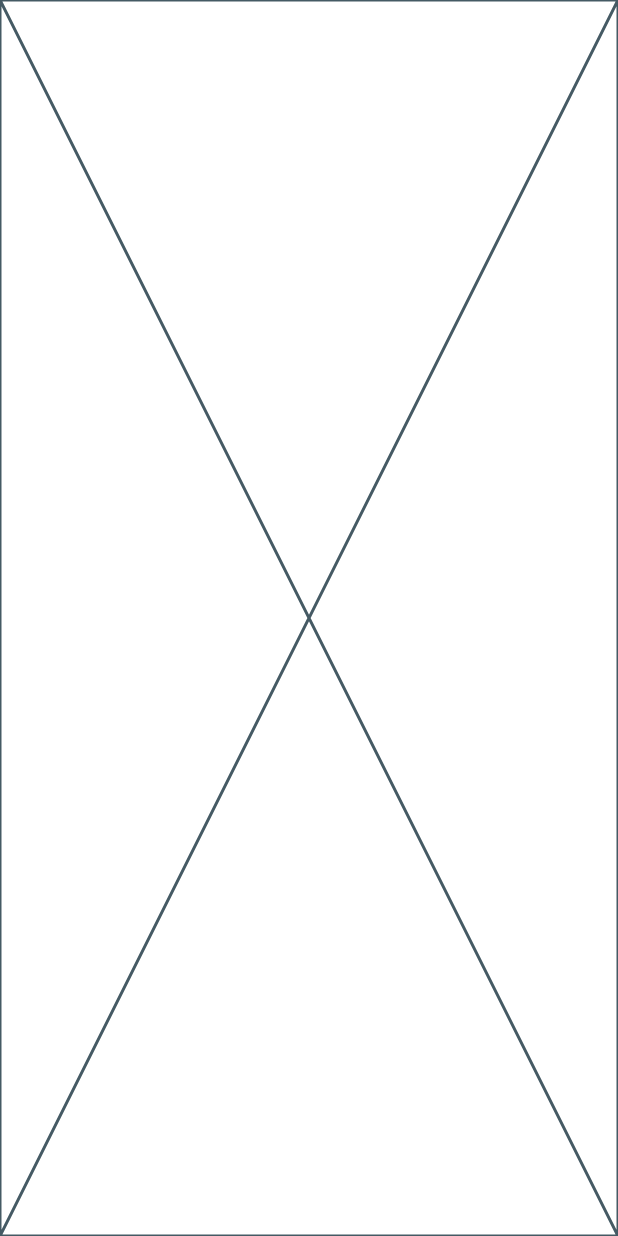
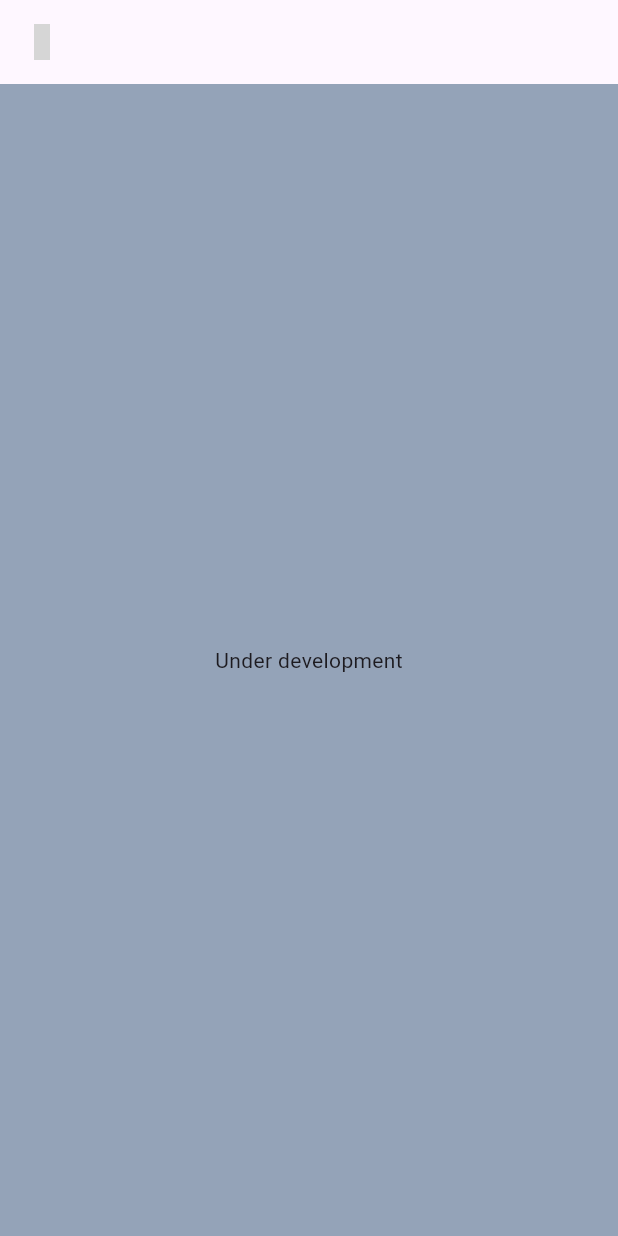
Before and after one commit to sooanurag/ecom_admin, a Flutter app: the screen it shows after launch, on a phone screen of 412 x 824 dp. Run offline on Flutter 3.47's test engine with Material 3 defaults, Android fonts, the phone set to English and light mode, and no system bars; our stand-ins replace firebase_core, get, iconsax; accounts and stored records are empty; generated files the repository leaves out were written again; grey boxes are pictures that could not be loaded.

Commit message:
Layout, routing setup

```diff
--- /dev/null
+++ b/lib/app.dart
@@ -0,0 +1,26 @@
+import 'package:ecom_admin/core/bindings/app_bindings.dart';
+import 'package:ecom_admin/core/routes/app_pages.dart';
+import 'package:flutter/material.dart';
+import 'package:get/route_manager.dart';
+
+class App extends StatelessWidget {
+  const App({super.key});
+
+  @override
+  Widget build(BuildContext context) {
+    return GetMaterialApp(
+      title: 'ecom_admin',
+      // theme-related
+      themeMode: ThemeMode.light,
+      // routing-releated
+      getPages: AppPages.routes,
+      initialRoute: AppRoutes.INITIAL,
+      unknownRoute: AppPages.unknownRoute,
+      navigatorObservers: [RouteObserver()],
+      defaultTransition: Transition.noTransition,
+      // others
+      initialBinding: AppBindings(),
+      debugShowCheckedModeBanner: false,
+    );
+  }
+}
--- /dev/null
+++ b/lib/core/bindings/app_bindings.dart
@@ -0,0 +1,9 @@
+import 'package:ecom_admin/core/common/widgets/layouts/bars/app_nav_rail/app_nav_rail_controller.dart';
+import 'package:get/get.dart';
+
+class AppBindings extends Bindings{
+  @override
+  void dependencies() {
+    Get.put(AppNavRailController(),permanent: true);
+  }
+}
--- /dev/null
+++ b/lib/core/common/widgets/layouts/bars/app_bar/app_bar.dart
@@ -0,0 +1,44 @@
+
+
+import 'package:ecom_admin/core/utils/constants/enums/app_enums.dart';
+import 'package:flutter/material.dart';
+import 'package:iconsax/iconsax.dart';
+
+class MAppBar extends StatelessWidget implements PreferredSizeWidget {
+  const MAppBar({super.key, this.scaffoldKey});
+  final GlobalKey<ScaffoldState>? scaffoldKey;
+
+  @override
+  Widget build(BuildContext context) {
+    return AppBar(
+      centerTitle: false,
+      automaticallyImplyLeading: false,
+      leading:
+          ScreenSize.of(context).isMobile
+              ? IconButton(
+                onPressed: () {
+                  //TODO: Appbar-leading-CTA
+                  Scaffold.maybeOf(context)?.openDrawer();
+                },
+                icon: Icon(Iconsax.menu),
+              )
+              : null,
+      title:
+          ScreenSize.of(context).isDesktop
+              ? TextFormField(
+                decoration: InputDecoration(
+                  hintText: 'Search',
+                  prefixIcon: Icon(Iconsax.search_normal),
+                  constraints: BoxConstraints(maxWidth: 400),
+                  border: OutlineInputBorder(
+                    borderRadius: BorderRadius.circular(8)
+                  )
+                ),
+              )
+              : null,
+    );
+  }
+
+  @override
+  Size get preferredSize => Size.fromHeight(kToolbarHeight);
+}
--- /dev/null
+++ b/lib/core/common/widgets/layouts/bars/app_nav_rail/app_nav_rail_controller.dart
@@ -0,0 +1,25 @@
+import 'package:ecom_admin/core/utils/constants/enums/app_enums.dart';
+import 'package:get/get.dart';
+
+class AppNavRailController extends GetxController {
+  final activeIndex = 0.obs;
+  final hoverIndex = Rx<int?>(null);
+
+  bool isActive(int index) => activeIndex.value == index;
+  bool isHovering(int index) => hoverIndex.value == index;
+  bool isNavRailRoute(String? routeName) => NavRailDestination.values.any((des) => des.routeName == routeName);
+
+  void jumpTo(int index) {
+    if (isActive(index)) return;
+
+    activeIndex.value = index;
+    if (ScreenSize.of(Get.context!).isMobile) Get.back(); // close-drawer
+    // routing-related
+    Get.toNamed(NavRailDestination.values[index].routeName);
+  }
+
+  void onHover(int index) {
+    if (!isActive(index)) hoverIndex.value = index;
+    // TODO: onHover
+  }
+}
--- /dev/null
+++ b/lib/core/common/widgets/layouts/templates/site_template.dart
@@ -0,0 +1,107 @@
+import 'package:ecom_admin/core/common/widgets/layouts/bars/app_nav_rail/app_nav_rail.dart';
+import 'package:ecom_admin/core/common/widgets/responsive/adaptive_layout_builder.dart';
+import 'package:ecom_admin/core/common/widgets/layouts/bars/app_bar/app_bar.dart';
+import 'package:ecom_admin/core/utils/constants/colors.dart';
+import 'package:flutter/material.dart';
+
+class SiteTemplate extends StatelessWidget {
+  const SiteTemplate({super.key, this.desktop, this.mobile, this.tablet});
+  final Widget? desktop;
+  final Widget? mobile;
+  final Widget? tablet;
+
+  @override
+  Widget build(BuildContext context) {
+    return AdaptiveLayoutBuilder(
+      desktop: _DesktopSiteTemplate(desktop),
+      tablet: _TabletSiteTemplate(tablet),
+      mobile: _MobileSiteTemplate(mobile),
+    );
+  }
+}
+
+class _DesktopSiteTemplate extends StatelessWidget {
+  const _DesktopSiteTemplate(this.body);
+  final Widget? body;
+
+  @override
+  Widget build(BuildContext context) {
+    return Scaffold(
+      body: Row(
+        children: [
+          AppNavRail(),
+          Expanded(
+            child:
+                Column(
+                  crossAxisAlignment: CrossAxisAlignment.start,
+                  children: [
+                    MAppBar(),
+                    Expanded(
+                      child: body ??
+                      ColoredBox(
+                        color: AppColors.secondaryLight,
+                        child: Center(child: Text('Under development')),
+                      ),
+                    ),
+                  ],
+                ),
+          ),
+        ],
+      ),
+    );
+
+  }
+}
+
+class _TabletSiteTemplate extends StatelessWidget {
+  const _TabletSiteTemplate(this.body);
+  final Widget? body;
+
+  @override
+  Widget build(BuildContext context) {
+    return Scaffold(
+      body: Row(
+        children: [
+          AppNavRail(),
+          Expanded(
+            child:
+                Column(
+                  crossAxisAlignment: CrossAxisAlignment.start,
+                  children: [
+                    MAppBar(),
+                    Expanded(
+                      child: body ??
+                      ColoredBox(
+                        color: AppColors.secondaryLight,
+                        child: Center(child: Text('Under development')),
+                      ),
+                    ),
+                  ],
+                ),
+          ),
+        ],
+      ),
+    );
+  }
+}
+
+class _MobileSiteTemplate extends StatelessWidget {
+  const _MobileSiteTemplate(this.body);
+  final Widget? body;
+
+  @override
+  Widget build(BuildContext context) {
+    return Scaffold(
+      appBar: MAppBar(),
+      drawer: Drawer(
+        child: AppNavRail(),
+      ),
+      body:
+          body ??
+          ColoredBox(
+            color: AppColors.secondaryLight,
+            child: Center(child: Text('Under development')),
+          ),
+    );
+  }
+}
--- /dev/null
+++ b/lib/core/common/widgets/responsive/adaptive_layout_builder.dart
@@ -0,0 +1,50 @@
+import 'package:ecom_admin/core/utils/constants/enums/app_enums.dart';
+import 'package:flutter/material.dart';
+
+/// A responsive layout widget that adapts its content based on screen size.
+/// Unlike LayoutBuilder, this widget is not dependent on parent constraints
+/// but rather uses the device's screen dimensions directly.
+///
+/// This widget automatically switches between desktop, tablet, and mobile layouts
+/// based on the following breakpoints:
+/// - Desktop: >= 1366px
+/// - Tablet: >= 768px and < 1366px
+/// - Mobile: < 768px
+
+class AdaptiveLayoutBuilder extends StatelessWidget {
+  const AdaptiveLayoutBuilder({
+    super.key,
+    required this.desktop,
+    required this.tablet,
+    required this.mobile,
+  });
+
+  /// The widget to display on desktop screens (>= 1366px)
+  final Widget desktop;
+
+  /// The widget to display on tablet screens (>= 768px and < 1366px)
+  final Widget tablet;
+
+  /// The widget to display on mobile screens (< 768px)
+  final Widget mobile;
+
+  @override
+  Widget build(BuildContext context) {
+    final screenSize = ScreenSize.of(context);
+    if (screenSize.isDesktop) {
+      return desktop;
+    } else if (screenSize.isTablet) {
+      return tablet;
+    } else if (screenSize.isMobile) {
+      return mobile;
+    } else {
+      return Text(screenSize.name);
+    }
+    // TODO:
+    // return switch (ss) {
+    //   ScreenSize.desktop => desktop,
+    //   ScreenSize.tablet => tablet,
+    //   ScreenSize.mobile => mobile,
+    // };
+  }
+}
--- /dev/null
+++ b/lib/core/routes/app_pages.dart
@@ -0,0 +1,16 @@
+import 'package:ecom_admin/core/common/widgets/layouts/templates/site_template.dart';
+import 'package:ecom_admin/core/routes/route_middleware.dart';
+import 'package:flutter/material.dart';
+import 'package:get/get_navigation/src/routes/get_route.dart';
+
+part 'app_routes.dart';
+
+abstract class AppPages{
+  AppPages._();
+
+  static GetPage<dynamic> get unknownRoute => GetPage(name: _Path.UNKNOWN, page: () => Center(child: Text('Page not found'),),);
+
+  static final List<GetPage<dynamic>> routes = [
+    GetPage(name: _Path.INITIAL, page: () => SiteTemplate(), middlewares: [AppRoutesMiddleware()]),
+  ];
+}
--- /dev/null
+++ b/lib/core/routes/app_routes.dart
@@ -0,0 +1,17 @@
+
+// ignore_for_file: constant_identifier_names
+
+part of 'app_pages.dart';
+
+abstract class AppRoutes {
+  AppRoutes._();
+
+  static const INITIAL = _Path.INITIAL;
+}
+
+abstract class _Path {
+  _Path._();
+
+  static const INITIAL = '/';
+  static const UNKNOWN = '/unknown';
+}
--- /dev/null
+++ b/lib/core/routes/route_middleware.dart
@@ -0,0 +1,11 @@
+import 'package:flutter/widgets.dart';
+import 'package:get/route_manager.dart';
+
+class AppRoutesMiddleware extends GetMiddleware{
+
+  @override
+  RouteSettings? redirect(String? route) {
+    debugPrint('------MIDDLEWARE---------');
+    return super.redirect(route);
+  }
+}
--- /dev/null
+++ b/lib/core/utils/constants/colors.dart
@@ -0,0 +1,59 @@
+import 'package:flutter/painting.dart';
+
+abstract class AppColors {
+  AppColors._();
+
+  // Primary Colors (Same for both themes)
+  static const primary = Color(0xFF2563EB);
+  static const primaryLight = Color(0xFF60A5FA);
+  static const primaryDark = Color(0xFF1E40AF);
+
+  // Secondary Colors (Same for both themes)
+  static const secondary = Color(0xFF64748B);
+  static const secondaryLight = Color(0xFF94A3B8);
+  static const secondaryDark = Color(0xFF475569);
+
+  // Status Colors (Same for both themes)
+  static const success = Color(0xFF22C55E);
+  static const error = Color(0xFFEF4444);
+  static const warning = Color(0xFFF59E0B);
+  static const info = Color(0xFF3B82F6);
+
+  // Light Theme Colors
+  static const lightBackground = Color(0xFFF8FAFC);
+  static const lightSurface = Color(0xFFFFFFFF);
+  static const lightCard = Color(0xFFFFFFFF);
+  static const lightTextPrimary = Color(0xFF1E293B);
+  static const lightTextSecondary = Color(0xFF64748B);
+  static const lightTextHint = Color(0xFF94A3B8);
+  static const lightBorder = Color(0xFFE2E8F0);
+  static const lightDivider = Color(0xFFE2E8F0);
+  static const lightHover = Color(0xFFF1F5F9);
+  static const lightActive = Color(0xFFE2E8F0);
+  static const lightScaffoldBackground = Color(0xFFF8FAFC);
+  static const lightAppBarBackground = Color(0xFFFFFFFF);
+  static const lightDrawerBackground = Color(0xFFFFFFFF);
+  static const lightCardShadow = Color(0x1A000000);
+
+  // Dark Theme Colors
+  static const darkBackground = Color(0xFF0F172A);
+  static const darkSurface = Color(0xFF1E293B);
+  static const darkCard = Color(0xFF1E293B);
+  static const darkTextPrimary = Color(0xFFF8FAFC);
+  static const darkTextSecondary = Color(0xFFCBD5E1);
+  static const darkTextHint = Color(0xFF94A3B8);
+  static const darkBorder = Color(0xFF334155);
+  static const darkDivider = Color(0xFF334155);
+  static const darkHover = Color(0xFF1E293B);
+  static const darkActive = Color(0xFF334155);
+  static const darkScaffoldBackground = Color(0xFF0F172A);
+  static const darkAppBarBackground = Color(0xFF1E293B);
+  static const darkDrawerBackground = Color(0xFF1E293B);
+  static const darkCardShadow = Color(0x1AFFFFFF);
+
+  // Common UI Element Colors
+  static const overlay = Color(0x80000000);
+  static const disabled = Color(0xFF94A3B8);
+  static const selected = Color(0xFF2563EB);
+  static const ripple = Color(0x1A000000);
+}
--- /dev/null
+++ b/lib/core/utils/constants/enums/app_enums.dart
@@ -0,0 +1,72 @@
+
+import 'package:flutter/material.dart';
+
+import 'package:ecom_admin/core/routes/app_pages.dart';
+import 'package:get/utils.dart';
+import 'package:iconsax/iconsax.dart';
+
+/// Enum representing different screen sizes based on width breakpoints.
+///
+/// This enum is used to determine the appropriate layout based on the screen width.
+/// The breakpoints are:
+/// - Desktop: >= 1366px
+/// - Tablet: >= 768px and < 1366px
+/// - Mobile: < 768px
+enum ScreenSize {
+  desktop(breakpoint: (lower: 1366, upper: double.infinity)),
+  tablet(breakpoint: (lower: 768, upper: 1366)),
+  mobile(breakpoint: (lower: double.negativeInfinity, upper: 768));
+
+  const ScreenSize({required this.breakpoint});
+
+  /// The width breakpoint range for this screen size
+  final ({double lower, double upper}) breakpoint;
+
+  /// Returns true if this is a desktop screen size
+  bool get isDesktop => this == desktop;
+
+  /// Returns true if this is a tablet screen size
+  bool get isTablet => this == tablet;
+
+  /// Returns true if this is a mobile screen size
+  bool get isMobile => this == mobile;
+
+  /// Returns true if this is a larger screen (desktop or tablet)
+  bool get isLargerScreen => isDesktop || isTablet;
+
+  /// Returns the current screen size for the given context
+  static ScreenSize of(BuildContext context) {
+    return fromWidth(MediaQuery.of(context).size.width);
+  }
+
+  /// Returns the current screen size based on the given width
+  static ScreenSize fromWidth(double width) {
+    if (width >= ScreenSize.desktop.breakpoint.lower) {
+      return desktop;
+    } else if (width >= ScreenSize.tablet.breakpoint.lower &&
+        width < ScreenSize.tablet.breakpoint.upper) {
+      return tablet;
+    }
+    return mobile;
+  }
+}
+
+enum NavRailDestination {
+  home(AppRoutes.INITIAL, label: 'Home', icon: Iconsax.home),
+  dashboard(AppRoutes.INITIAL, label: 'Dash', icon: Iconsax.music_dashboard),
+  settings(AppRoutes.INITIAL, label: 'Settings',icon: Iconsax.settings),
+  login(AppRoutes.INITIAL, label: 'Login', icon: Iconsax.login);
+  // TODO: update-route-names
+
+  const NavRailDestination(
+    this.routeName, {
+    required this.label,
+    required this.icon,
+  });
+
+  final String routeName;
+  final String label;
+  final IconData icon;
+
+  static NavRailDestination? fromRouteName(String? routeName) => values.firstWhereOrNull((des) => des.routeName == routeName);
+}
--- /dev/null
+++ b/lib/core/utils/constants/paths.dart
@@ -0,0 +1,3 @@
+abstract class AppPaths {
+  AppPaths._();
+}
--- /dev/null
+++ b/lib/core/utils/platform/platform_utils.dart
@@ -0,0 +1,5 @@
+import 'dart:io';
+
+abstract class PlatformUtils {
+  static bool get isMobile => Platform.isAndroid || Platform.isIOS;
+}
--- a/lib/ecom_admin.dart
+++ /dev/null
@@ -1,10 +0,0 @@
-import 'package:flutter/material.dart';
-
-class EcomAdmin extends StatelessWidget {
-  const EcomAdmin({super.key});
-
-  @override
-  Widget build(BuildContext context) {
-    return const Placeholder();
-  }
-}
```
Also changed, not shown: lib/core/common/widgets/layouts/bars/app_bar.dart (added, +45 -0 lines), lib/core/common/widgets/layouts/bars/app_nav_rail/app_nav_rail.dart (added, +33 -0 lines), lib/core/routes/route_observer.dart (added, +26 -0 lines), lib/main.dart (+8 -2 lines), pubspec.yaml (+10 -2 lines), pubspec.lock, 1 other file.
